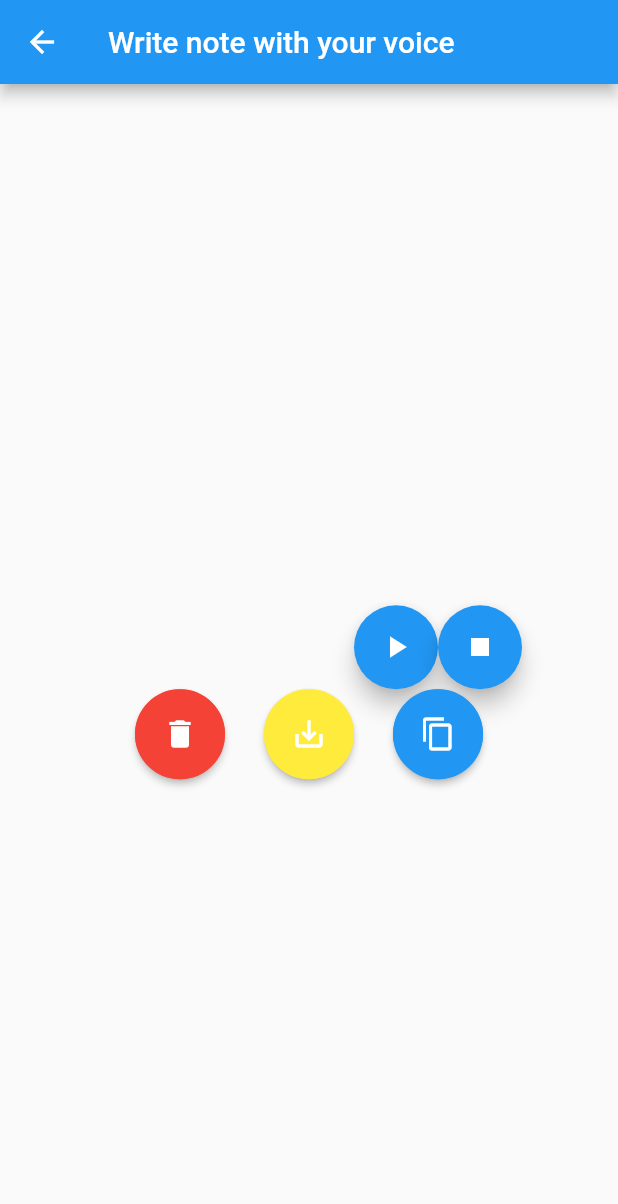
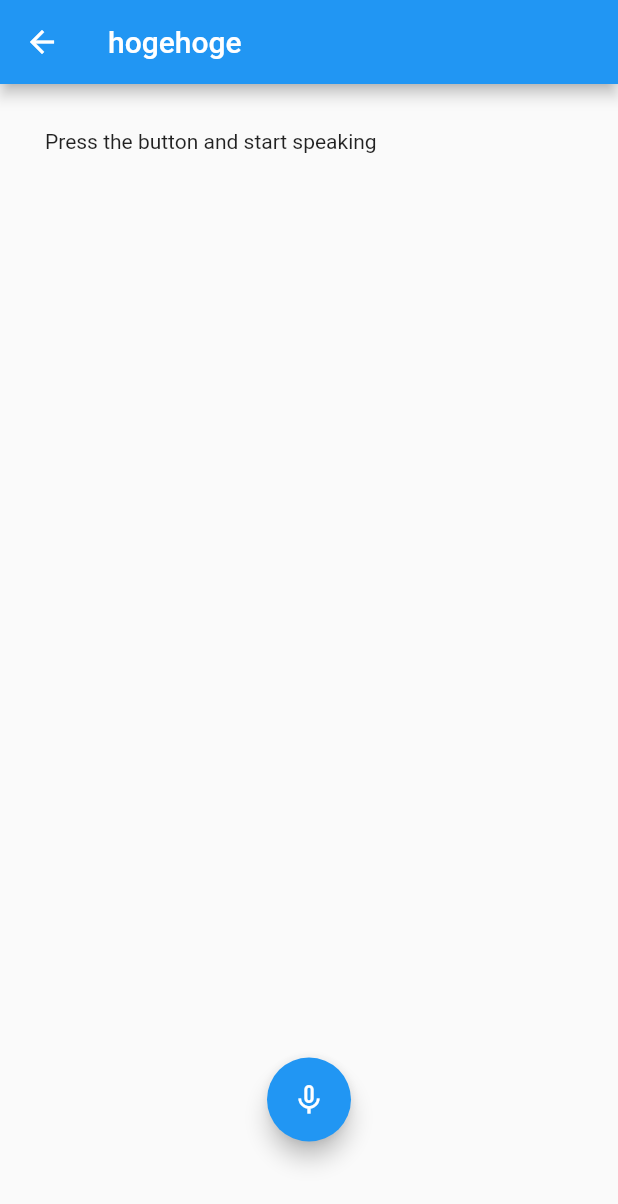
Before and after one commit to Keiji-morita/i-Listner-forfebularyHackathon, a Flutter app: the voiceTexter screen opened directly, on a phone screen of 412 x 824 dp. Shown: the top 1204 px of the screen. Run offline on Flutter 3.47's test engine with Material 2 defaults, Android fonts, the phone set to English and light mode, and no system bars; drawn by our look-alikes of avatar_glow; our stand-ins replace permission_handler, speech_to_text; missing offline and left inert: clipboard.

Commit message:
complete voice function

```diff
--- a/lib/voiceTexter.dart
+++ b/lib/voiceTexter.dart
@@ -1,9 +1,6 @@
+import 'package:avatar_glow/avatar_glow.dart';
 import 'package:flutter/material.dart';
-import 'package:secondfebproject/memoArea.dart';
-import 'package:speech_to_text/speech_recognition_error.dart';
-import 'package:speech_to_text/speech_recognition_result.dart';
 import 'package:speech_to_text/speech_to_text.dart' as stt;
-import 'package:permission_handler/permission_handler.dart';
 
 
 
@@ -13,165 +10,87 @@ class voiceTexter extends StatefulWidget {
 }
 
 class _voiceTexterState extends State<voiceTexter> {
-  // 入力されたテキストをデータとして持つ
-  String lastWords = "";
-  String lastError = '';
-  String lastStatus = '';
-  stt.SpeechToText speech = stt.SpeechToText();
+  late stt.SpeechToText _speech;
+  bool _isListening = false;
+  String _text = 'Press the button and start speaking';
+  String _localeId = '';
 
-
-
-
-
-
-  Future<void> _speak() async {
-    stt.SpeechToText speech = stt.SpeechToText();
-     var locales = await speech.locales();
-    var selectedLocale = locales["jp"];
-    bool available = await speech.initialize(
-        onError: errorListener, onStatus: statusListener);
-    if (available) {
-      speech.listen(onResult: resultListener,
-         localeId: selectedLocale.localeId,
-      );
-    } else {
-      print("The user has denied the use of speech recognition.");
-    }
-
+  @override
+  void initState() {
+    super.initState();
+    _speech = stt.SpeechToText();
   }
 
-  Future<void> _stop() async {
-    speech.stop();
-  }
-
-  void resultListener(SpeechRecognitionResult result) {
-    setState(() {
-      lastWords = '${result.recognizedWords}';
-
-    });
-  }
-
-  void errorListener(SpeechRecognitionError error) {
-    setState(() {
-      lastError = '${error.errorMsg} - ${error.permanent}';
-    });
-  }
-
-  void statusListener(String status) {
-    setState(() {
-      lastStatus = '$status';
-    });
-  }
-
-  permissonsStatus () async{
-    var status = await Permission.mediaLibrary.status;
-    if (status != PermissionStatus.granted) {
-      await Permission.mediaLibrary.request();
-    }
-  }
-
-
-
-
-  // データを元に表示するWidget
   @override
   Widget build(BuildContext context) {
     return Scaffold(
       appBar: AppBar(
-        title: Text('Write note with your voice'),
+        title: Text('hogehoge'),
       ),
-      body: Container(
-        // 余白を付ける
-        padding: EdgeInsets.all(64),
-        child: Column(
-          mainAxisAlignment: MainAxisAlignment.center,
-          children: <Widget>[
-            const SizedBox(height: 8),
-            Text(lastWords, style: TextStyle(color:Colors.blue, fontSize: 30)),
-
-
-            Row(mainAxisAlignment: MainAxisAlignment.end, children: [
-              FloatingActionButton(onPressed: () {
-                permissonsStatus();
-                _speak();
-              },
-                  child: Icon(Icons.play_arrow)),
-              FloatingActionButton(onPressed: _stop, child: Icon(Icons.stop))
-            ]),
-
-            Row(
-              mainAxisAlignment: MainAxisAlignment.spaceEvenly,
-              children: [
-
-                SizedBox(
-                  height: 60,
-                  width: 60,
-                  child: ElevatedButton(
-                    child: const Icon(Icons.delete),
-                    style: ElevatedButton.styleFrom(
-                      primary: Colors.red,
-                      onPrimary: Colors.white,
-                      shape: const CircleBorder(
-                        side: BorderSide(
-                          color: Colors.red,
-                          width: 1,
-                          style: BorderStyle.solid,
-                        ),
-                      ),
-                    ),
-                    onPressed: () {
-                      Navigator.of(context).pop();
-                    },
-                  ),
-                ),
-
-                SizedBox(
-                  height: 60,
-                  width: 60,
-                  child: ElevatedButton(
-                    child: const Icon(Icons.save_alt),
-                    style: ElevatedButton.styleFrom(
-                      primary: Colors.yellow,
-                      onPrimary: Colors.white,
-                      shape: const CircleBorder(
-                        side: BorderSide(
-                          color: Colors.yellow,
-                          width: 1,
-                          style: BorderStyle.solid,
-                        ),
-                      ),
-                    ),
-                    onPressed: () {
-                      Navigator.of(context).pop(lastWords);
-                    },
-                  ),
-                ),
-
-                SizedBox(
-                  height: 60,
-                  width: 60,
-                  child: ElevatedButton(
-                    child: const Icon(Icons.content_copy),
-                    style: ElevatedButton.styleFrom(
-                      primary: Colors.blue,
-                      onPrimary: Colors.white,
-                      shape: const CircleBorder(
-                        side: BorderSide(
-                          color: Colors.blue,
-                          width: 1,
-                          style: BorderStyle.solid,
-                        ),
-                      ),
-                    ),
-                    onPressed: () {},
-                  ),
-                ),
-              ],
-            )
-
-          ],
+      floatingActionButtonLocation: FloatingActionButtonLocation.centerFloat,
+      floatingActionButton: AvatarGlow(
+        animate: _isListening,
+        glowColor: Theme.of(context).primaryColor,
+        endRadius: 75.0,
+        duration: const Duration(milliseconds: 2000),
+        repeatPauseDuration: const Duration(milliseconds: 100),
+        repeat: true,
+        child: FloatingActionButton(
+          onPressed: _listen,
+          child: Icon(_isListening ? Icons.mic : Icons.mic_none),
+        ),
+      ),
+      body: SingleChildScrollView(
+        reverse: true,
+        child: Container(
+          padding: const EdgeInsets.fromLTRB(30.0, 30.0, 30.0, 150.0),
+          child: Text(_text),
         ),
       ),
     );
   }
+
+  void _listen() async {
+    if (!_isListening) {
+      bool available = await _speech.initialize(
+        onStatus: (val) => print('onStatus: $val'),
+        onError: (val) => print('onError: $val'),
+      );
+      if (available) {
+        var systemLocale = await _speech.systemLocale();
+        _localeId = systemLocale!.localeId;
+        setState(() => _isListening = true);
+        _speech.listen(
+            onResult: (val) => setState(() {
+              _text = val.recognizedWords;
+            }),
+            localeId: _localeId);
+      }
+    } else {
+      setState(() => _isListening = false);
+      _speech.stop();
+    }
+  }
 }
+
+// SizedBox(
+// height: 60,
+// width: 60,
+// child: ElevatedButton(
+// child: const Icon(Icons.save_alt),
+// style: ElevatedButton.styleFrom(
+// primary: Colors.yellow,
+// onPrimary: Colors.white,
+// shape: const CircleBorder(
+// side: BorderSide(
+// color: Colors.yellow,
+// width: 1,
+// style: BorderStyle.solid,
+// ),
+// ),
+// ),
+// onPressed: () {
+// Navigator.of(context).pop(lastWords);
+// },
+// ),
+// ),
--- a/pubspec.yaml
+++ b/pubspec.yaml
@@ -38,6 +38,7 @@ dependencies:
   speech_to_text:
   permission_handler:
   clipboard:
+  avatar_glow:
 
 
 dev_dependencies:
```
Also changed, not shown: lib/ListenerFunction.dart (+98 -45 lines), pubspec.lock.
